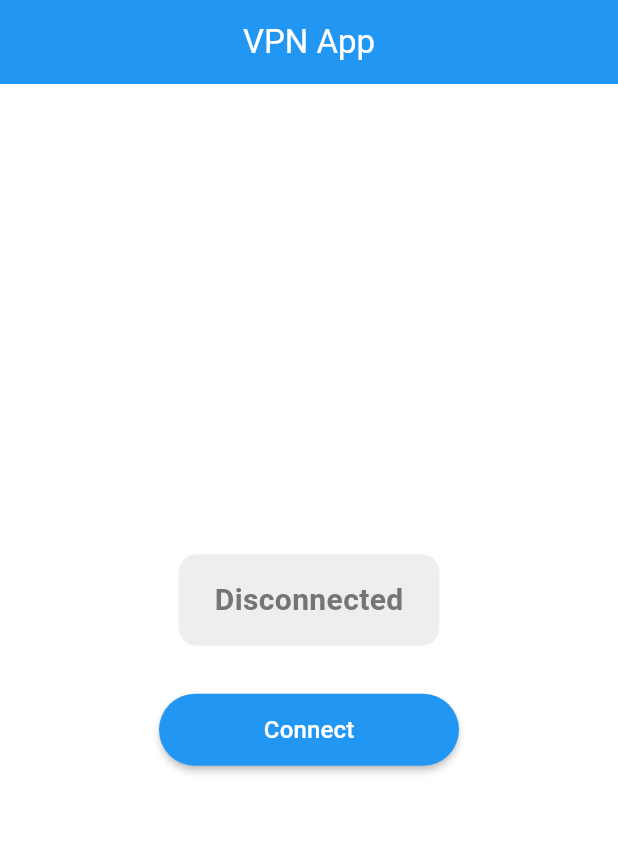
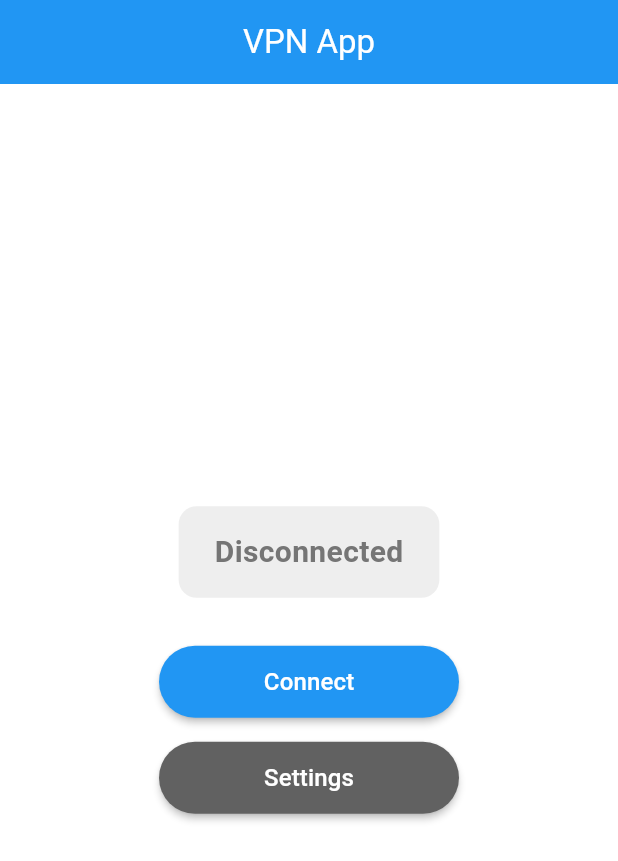
Before and after one commit to shamovgk/vpn_app, a Flutter app: the screen it shows after launch, on a phone screen of 412 x 824 dp. Shown: the top 861 px of the screen. Run offline on Flutter 3.47's test engine with Material 3 defaults, Android fonts, the phone set to English and light mode, and no system bars; our stand-ins replace flutter_secure_storage, flutter_spinkit; missing offline and left inert: wireguard_flutter.

Commit message:
Set up WireGuard server on Ubuntu 24.04, add SettingsScreen and flutter_secure_storage for VPN key management, update vpn_screen, gitignore, vpn_proveder

```diff
--- a/lib/main.dart
+++ b/lib/main.dart
@@ -15,7 +15,7 @@ void main() {
 }
 
 class MyApp extends StatelessWidget {
-  const MyApp({Key? key}) : super(key: key);
+  const MyApp({super.key});
 
   @override
   Widget build(BuildContext context) {
--- a/lib/screens/vpn_screen.dart
+++ b/lib/screens/vpn_screen.dart
@@ -2,10 +2,16 @@ import 'package:flutter/material.dart';
 import 'package:provider/provider.dart';
 import 'package:flutter_spinkit/flutter_spinkit.dart';
 import '../providers/vpn_provider.dart';
+import 'settings_screen.dart'; // Импорт SettingsScreen
 
-class VpnScreen extends StatelessWidget {
-  const VpnScreen({Key? key}) : super(key: key);
+class VpnScreen extends StatefulWidget {
+  const VpnScreen({super.key});
 
+  @override
+  State<VpnScreen> createState() => _VpnScreenState();
+}
+
+class _VpnScreenState extends State<VpnScreen> {
   @override
   Widget build(BuildContext context) {
     final vpnProvider = Provider.of<VpnProvider>(context);
@@ -53,18 +59,27 @@ class VpnScreen extends StatelessWidget {
               child: ElevatedButton(
                 onPressed: vpnProvider.isConnecting
                     ? null
-                    : () async {
-                        try {
+                    : () {
+                        // Сохраняем ScaffoldMessenger перед async операцией
+                        final scaffoldMessenger = ScaffoldMessenger.of(context);
+
+                        // Локальная функция для обработки VPN-действия
+                        Future<void> handleVpnAction() async {
                           if (vpnProvider.isConnected) {
                             await vpnProvider.disconnect();
                           } else {
                             await vpnProvider.connect();
                           }
-                        } catch (e) {
-                          ScaffoldMessenger.of(context).showSnackBar(
-                            SnackBar(content: Text('Error: $e')),
-                          );
                         }
+
+                        // Выполняем действие и обрабатываем ошибки
+                        handleVpnAction().catchError((e) {
+                          if (mounted) {
+                            scaffoldMessenger.showSnackBar(
+                              SnackBar(content: Text('Ошибка: $e')),
+                            );
+                          }
+                        });
                       },
                 style: ElevatedButton.styleFrom(
                   backgroundColor: vpnProvider.isConnected ? Colors.red : Colors.blue,
@@ -85,6 +100,35 @@ class VpnScreen extends StatelessWidget {
                       ),
               ),
             ),
+            const SizedBox(height: 16), // Отступ перед кнопкой Settings
+            // Кнопка Settings
+            SizedBox(
+              width: 200,
+              height: 48,
+              child: ElevatedButton(
+                onPressed: () {
+                  Navigator.push(
+                    context,
+                    MaterialPageRoute(builder: (context) => const SettingsScreen()),
+                  );
+                },
+                style: ElevatedButton.styleFrom(
+                  backgroundColor: Colors.grey[700],
+                  foregroundColor: Colors.white,
+                  shape: RoundedRectangleBorder(
+                    borderRadius: BorderRadius.circular(24),
+                  ),
+                  elevation: 2,
+                ),
+                child: const Text(
+                  'Settings',
+                  style: TextStyle(
+                    fontSize: 16,
+                    fontWeight: FontWeight.w500,
+                  ),
+                ),
+              ),
+            ),
           ],
         ),
       ),
--- a/pubspec.yaml
+++ b/pubspec.yaml
@@ -16,6 +16,7 @@ dependencies:
   intl: ^0.20.2 # Для локализации
   cupertino_icons: ^1.0.8
   flutter_spinkit: ^5.2.1
+  wireguard_flutter: ^0.1.3
 
 dev_dependencies:
   flutter_test:
```
Also changed, not shown: lib/providers/vpn_provider.dart (+59 -8 lines), lib/screens/settings_screen.dart (added, +80 -0 lines), 5 other files.
